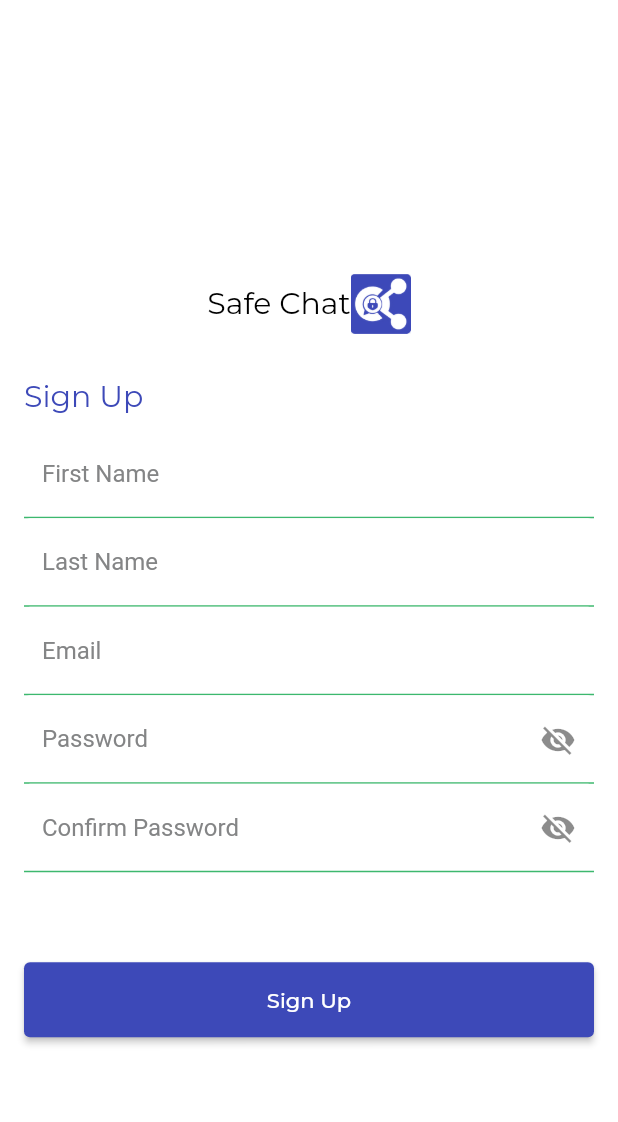
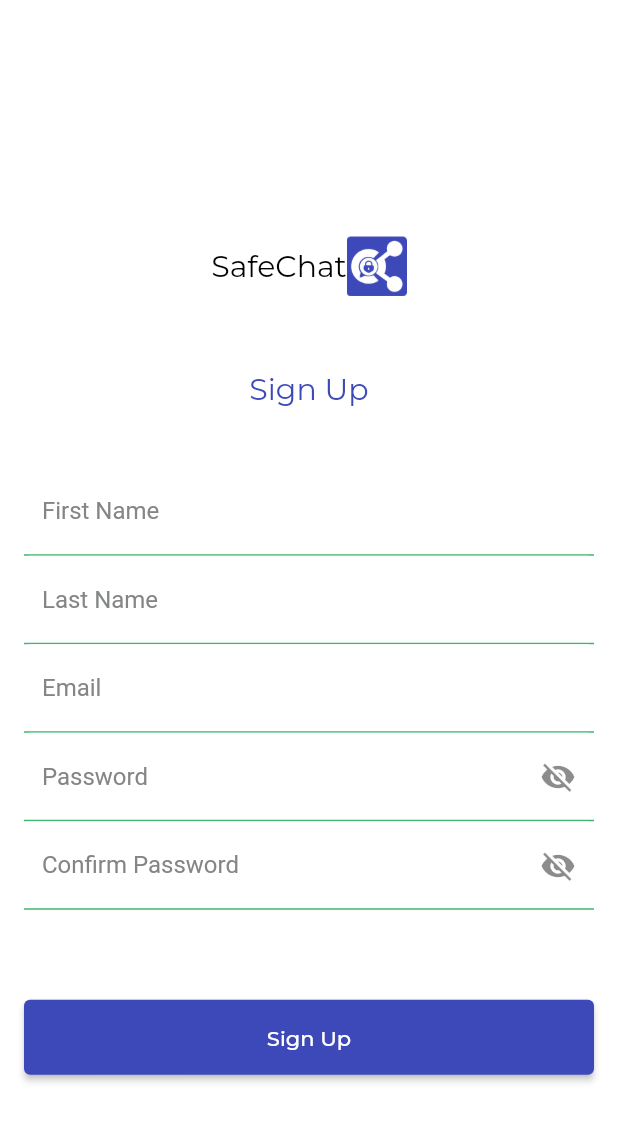
Before and after one commit to OkoroaforKelechiDivine/convas-mobile, a Flutter app: the SignUpScreen screen opened by its route, on a phone screen of 412 x 824 dp. Shown: the top 1122 px of the screen. Run offline on Flutter 3.47's test engine with Material 2 defaults, Android fonts, the phone set to English and light mode, and no system bars; our stand-ins replace connectivity, dio, get, google_fonts, image_picker.

Commit message:
changed text and positioning

```diff
--- a/lib/app.dart
+++ b/lib/app.dart
@@ -30,8 +30,8 @@ class MyApp extends StatelessWidget {
       home: const SplashScreen(),
       routes: {
         "/home": (context) => const HomeScreen(),
+        "/info1": (context) => const InfoOneScreen(),
         "/info2": (context) => const InfoTwoScreen(),
-        "/info1": (context) => const InfoOneScreen(),
         "/login": (context) => const LoginScreen(),
         "/sign_up": (context) => const SignUpScreen(),
         "/forget-password": (context) => const ForgotPasswordScreen(),
--- a/lib/screens/signup/sign_up.dart
+++ b/lib/screens/signup/sign_up.dart
@@ -41,18 +41,20 @@ class _SignUpScreenState extends State<SignUpScreen> {
               children: <Widget>[
                 const SizedBox(height: 50),
                 _buildSafeChatLogo(),
-                const SizedBox(height: 30),
+                const SizedBox(height: 50),
                 Align(
                   alignment: Alignment.centerLeft,
-                  child: Text(
-                    'Sign Up',
-                    style: TextStyle(
-                      fontSize: AppFontSize.s20,
-                      color: AppColors.activeButton,
+                  child: Center(
+                    child: Text(
+                      'Sign Up',
+                      style: TextStyle(
+                        fontSize: AppFontSize.s20,
+                        color: AppColors.activeButton,
+                      ),
                     ),
                   ),
                 ),
-                const SizedBox(height: 10),
+                const SizedBox(height: 40),
                 _buildInputField(
                   label: 'First Name',
                   hint: 'First Name',
@@ -112,7 +114,7 @@ class _SignUpScreenState extends State<SignUpScreen> {
       mainAxisAlignment: MainAxisAlignment.center,
       children: [
         const Text(
-          'Safe Chat',
+          'SafeChat',
           style: TextStyle(fontSize: AppFontSize.s20),
         ),
         Image.asset(
```
Also changed, not shown: lib/screens/login/set_login.dart (+10 -8 lines).
